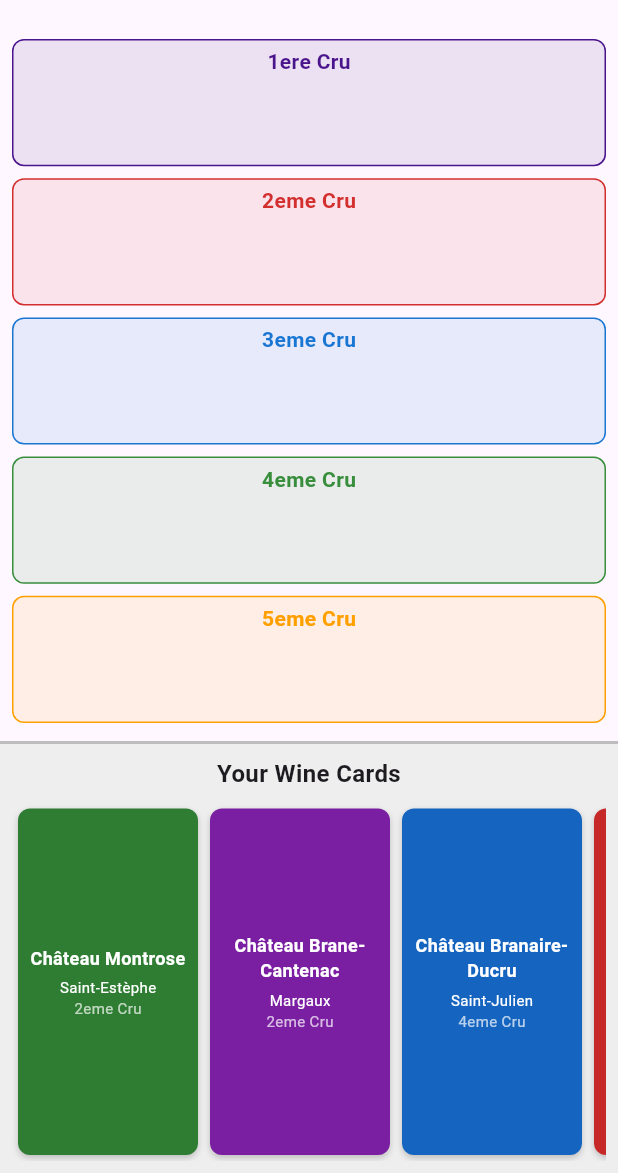
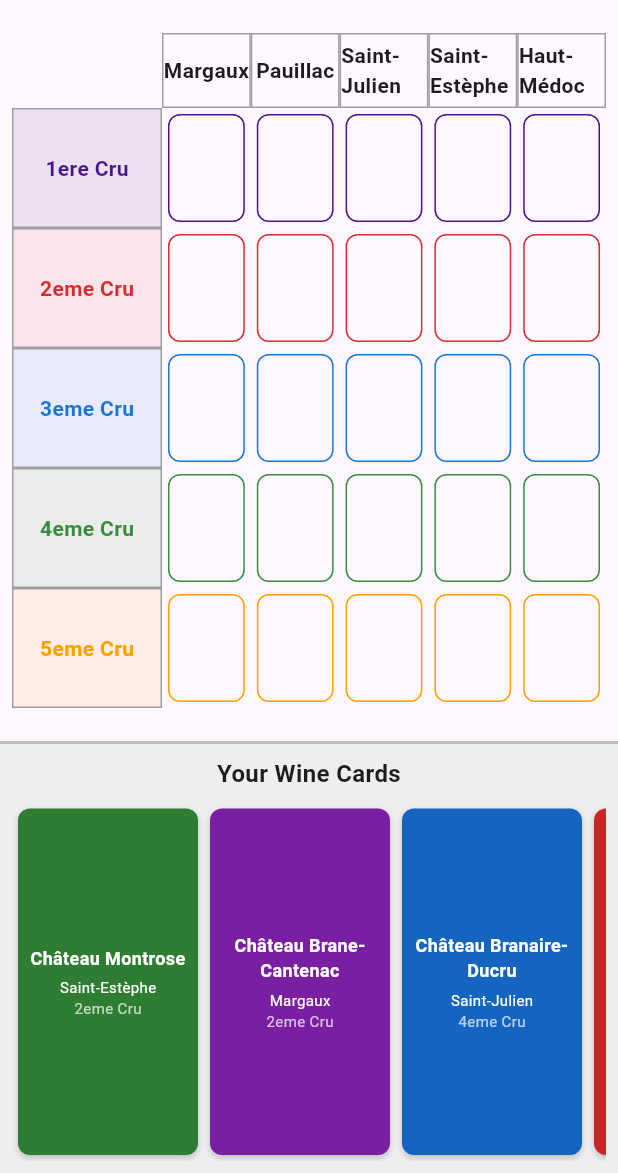
Before and after one commit to nwatab/medoc-1855-domino, a Flutter app: the screen it shows after launch, on a phone screen of 412 x 824 dp, the part 63-1236 px from its top. Run offline on Flutter 3.47's test engine with Material 3 defaults, Android fonts, the phone set to English and light mode, and no system bars; Roboto replaces fonts that are missing (Georgia).

Commit message:
Refactor wine placement logic to use a 5x5 target matrix for classifications and areas

```diff
--- a/lib/main.dart
+++ b/lib/main.dart
@@ -45,8 +45,25 @@
   late List<Wine> _allWines;
   final List<Wine> _placedWines = [];
 
-  // Classification rows (1ere to 5eme)
-  final List<List<Wine>> _classificationRows = [[], [], [], [], []];
+  // Define classifications and areas.
+  final List<String> _classifications = [
+    "1ere Cru",
+    "2eme Cru",
+    "3eme Cru",
+    "4eme Cru",
+    "5eme Cru",
+  ];
+
+  final List<String> _areas = [
+    "Margaux",
+    "Pauillac",
+    "Saint-Julien",
+    "Saint-Estèphe",
+    "Haut-Médoc",
+  ];
+
+  // Target matrix: a 5x5 grid (each cell is a list of wines dropped there).
+  late List<List<List<Wine>>> _targetMatrix;
 
   @override
   void initState() {
@@ -127,14 +144,16 @@
       Wine(name: "Château Cantemerle", municipality: "Haut-Médoc", classification: "5eme Cru"),
     ];
 
-    // Shuffle wines for game
     _allWines.shuffle();
+
+    // Initialize a 5x5 empty matrix.
+    _targetMatrix = List.generate(5, (_) => List.generate(5, (_) => []));
   }
 
-  void _placeWine(Wine wine, int classificationIndex) {
+  void _placeWine(Wine wine, int classIndex, int areaIndex) {
     setState(() {
       wine.isPlaced = true;
-      _classificationRows[classificationIndex].add(wine);
+      _targetMatrix[classIndex][areaIndex].add(wine);
       _placedWines.add(wine);
     });
   }
@@ -142,8 +161,11 @@
   void _returnWineToHand(Wine wine) {
     setState(() {
       wine.isPlaced = false;
-      for (var row in _classificationRows) {
-        row.remove(wine);
+      // Remove wine from all cells in the matrix.
+      for (var row in _targetMatrix) {
+        for (var cell in row) {
+          cell.remove(wine);
+        }
       }
       _placedWines.remove(wine);
     });
@@ -161,9 +183,6 @@
               setState(() {
                 _initializeWines();
                 _placedWines.clear();
-                for (var row in _classificationRows) {
-                  row.clear();
-                }
               });
             },
           ),
@@ -171,24 +190,15 @@
       ),
       body: Column(
         children: [
-          // Main game board - Matrix for classifications
+          // Game board: 5x5 target matrix.
           Expanded(
             flex: 5,
-            child: Container(
-              padding: const EdgeInsets.all(8),
-              child: Column(
-                children: [
-                  _buildClassificationRow("1ere Cru", 0),
-                  _buildClassificationRow("2eme Cru", 1),
-                  _buildClassificationRow("3eme Cru", 2),
-                  _buildClassificationRow("4eme Cru", 3),
-                  _buildClassificationRow("5eme Cru", 4),
-                ],
+            child: Padding(
+              padding: const EdgeInsets.all(8.0),
+              child: _buildMatrix(),
             ),
           ),
-          ),
-
-          // Wine cards in hand
+          // Wine cards in hand.
           Expanded(
             flex: 3,
             child: Container(
@@ -231,19 +241,52 @@
     );
   }
 
-  Widget _buildClassificationRow(String classification, int index) {
+  Widget _buildMatrix() {
+    return Column(
+      children: [
+        // Header row for area names.
+        Row(
+          children: [
+            Container(
+              width: 100,
+              height: 50,
+              alignment: Alignment.center,
+              child: const Text(''),
+            ),
+            ..._areas.map((area) {
               return Expanded(
                 child: Container(
-        margin: const EdgeInsets.symmetric(vertical: 4),
+                  height: 50,
+                  alignment: Alignment.center,
                   decoration: BoxDecoration(
+                    border: Border.all(color: Colors.grey),
+                  ),
+                  child: Text(
+                    area,
+                    style: const TextStyle(fontWeight: FontWeight.bold),
+                  ),
+                ),
+              );
+            }).toList(),
+          ],
+        ),
+        Expanded(
+          child: ListView.builder(
+            itemCount: _classifications.length,
+            itemBuilder: (context, classIndex) {
+              String classification = _classifications[classIndex];
+              return SizedBox(
+                height: 80,
+                child: Row(
+                  children: [
+                    // Classification label on the left.
+                    Container(
+                      width: 100,
+                      alignment: Alignment.center,
+                      decoration: BoxDecoration(
+                        border: Border.all(color: Colors.grey),
                         color: _getClassificationColor(classification).withOpacity(0.1),
-          border: Border.all(color: _getClassificationColor(classification)),
-          borderRadius: BorderRadius.circular(8),
                       ),
-        child: Column(
-          children: [
-            Padding(
-              padding: const EdgeInsets.all(4),
                       child: Text(
                         classification,
                         style: TextStyle(
@@ -252,33 +295,49 @@
                         ),
                       ),
                     ),
-            Expanded(
+                    // Build one cell per area.
+                    ...List.generate(_areas.length, (areaIndex) {
+                      String area = _areas[areaIndex];
+                      return Expanded(
+                        child: Container(
+                          margin: const EdgeInsets.all(4),
+                          decoration: BoxDecoration(
+                            border: Border.all(color: _getClassificationColor(classification)),
+                            borderRadius: BorderRadius.circular(8),
+                          ),
                           child: DragTarget<Wine>(
                             builder: (context, candidateData, rejectedData) {
                               return Container(
-                    // Change the background color if a card is hovering over the drop area
                                 color: candidateData.isNotEmpty
                                     ? _getClassificationColor(classification).withOpacity(0.3)
                                     : Colors.transparent,
                                 child: ListView(
                                   scrollDirection: Axis.horizontal,
-                      children: _classificationRows[index]
+                                  children: _targetMatrix[classIndex][areaIndex]
                                       .map((wine) => _buildPlacedWineCard(wine))
                                       .toList(),
                                 ),
                               );
                             },
                             onWillAccept: (wine) {
-                  return wine != null && wine.classification == classification;
+                              return wine != null &&
+                                  wine.classification == classification &&
+                                  wine.municipality == area;
                             },
                             onAccept: (wine) {
-                  _placeWine(wine, index);
+                              _placeWine(wine, classIndex, areaIndex);
+                            },
+                          ),
+                        ),
+                      );
+                    }),
+                  ],
+                ),
+              );
             },
           ),
         ),
       ],
-        ),
-      ),
     );
   }
 
```
Lines whose indentation alone changed are shown as unchanged.
